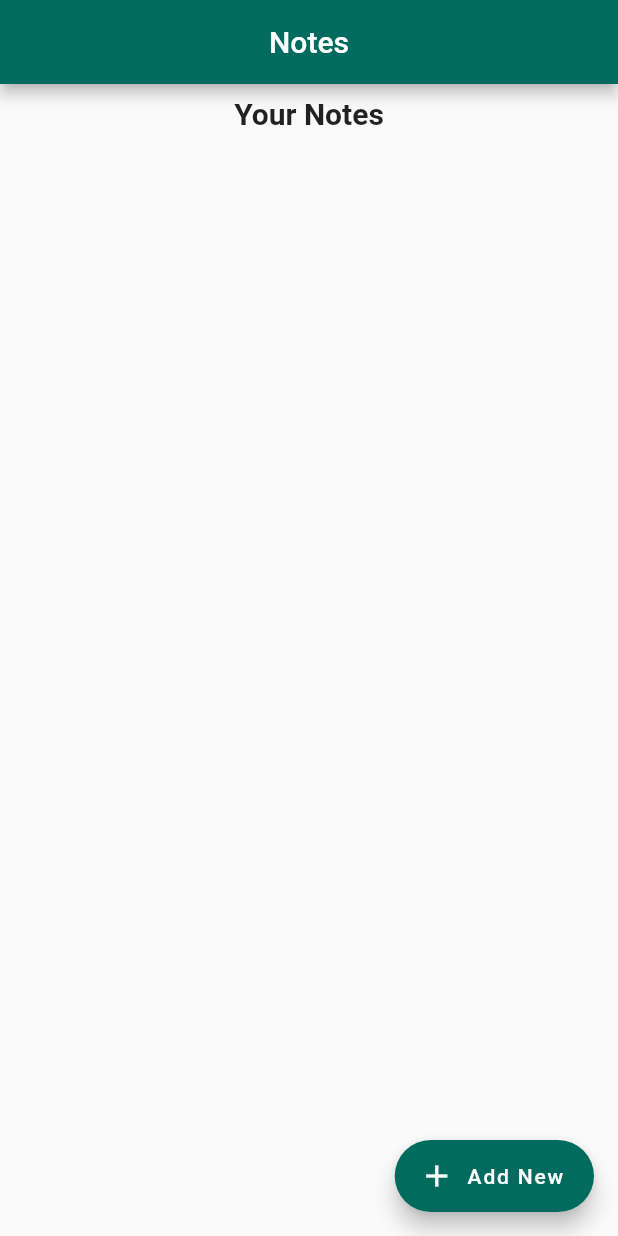
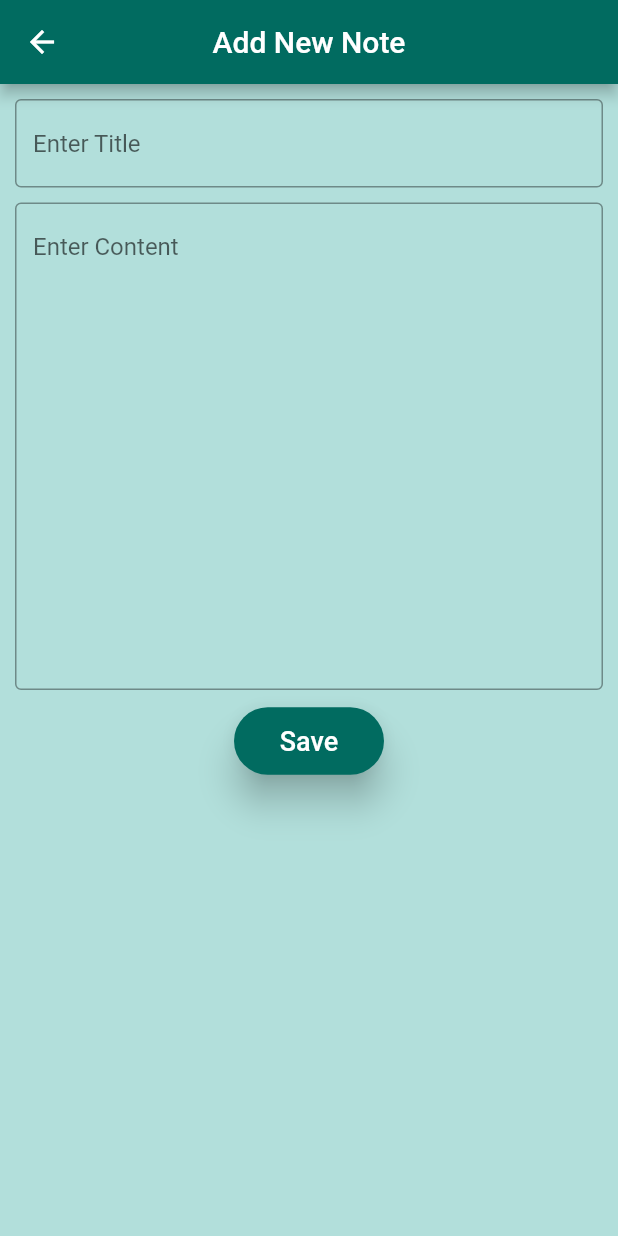
Before and after one commit to rashmirekha99/note_app, a Flutter app: the screen it shows after launch, after a tap on "Add New", on a phone screen of 412 x 824 dp. Run offline on Flutter 3.47's test engine with Material 2 defaults, Android fonts, the phone set to English and light mode, and no system bars; our stand-ins replace cloud_firestore, firebase_core, google_fonts; accounts and stored records are empty.

Commit message:
Added Add_New_Note Screen

```diff
--- a/lib/screens/home_page.dart
+++ b/lib/screens/home_page.dart
@@ -1,5 +1,6 @@
 import 'package:cloud_firestore/cloud_firestore.dart';
 import 'package:flutter/material.dart';
+import 'package:note_app/screens/new_note_page.dart';
 import 'package:note_app/screens/note_read_page.dart';
 import 'package:note_app/styles/app_styles.dart';
 
@@ -66,7 +67,10 @@ class _HomePageState extends State<HomePage> {
         ],
       ),
       floatingActionButton: FloatingActionButton.extended(
-        onPressed: () {},
+        onPressed: () {
+          Navigator.push(
+              context, MaterialPageRoute(builder: (context) => AddNewNote()));
+        },
         label: Text('Add New'),
         icon: Icon(Icons.add),
         backgroundColor: AppStyles.primaryColor,
--- a/lib/screens/new_note_page.dart
+++ b/lib/screens/new_note_page.dart
@@ -0,0 +1,83 @@
+import 'dart:math';
+import 'package:cloud_firestore/cloud_firestore.dart';
+import 'package:flutter/material.dart';
+import 'package:note_app/styles/app_styles.dart';
+
+class AddNewNote extends StatefulWidget {
+  const AddNewNote({Key? key}) : super(key: key);
+
+  @override
+  State<AddNewNote> createState() => _AddNewNoteState();
+}
+
+class _AddNewNoteState extends State<AddNewNote> {
+  int color_id = Random().nextInt(AppStyles.cardColors.length);
+  String date = DateTime.now().toString();
+  TextEditingController _title = TextEditingController();
+  TextEditingController _content = TextEditingController();
+
+  @override
+  Widget build(BuildContext context) {
+    return Scaffold(
+      backgroundColor: AppStyles.cardColors[color_id],
+      appBar: AppBar(
+        title: const Text("Add New Note"),
+        centerTitle: true,
+        backgroundColor: AppStyles.primaryColor,
+      ),
+      body: SingleChildScrollView(
+        child: Padding(
+          padding: const EdgeInsets.all(10.0),
+          child: Column(children: [
+            TextField(
+              controller: _title,
+              decoration: InputDecoration(
+                hintText: "Enter Title",
+                border: OutlineInputBorder(),
+              ),
+            ),
+            SizedBox(
+              height: 10.0,
+            ),
+            TextField(
+              controller: _content,
+              decoration: InputDecoration(
+                  hintText: "Enter Content", border: OutlineInputBorder()),
+              maxLines: 15,
+              keyboardType: TextInputType.multiline,
+            ),
+            SizedBox(
+              height: 10.0,
+            ),
+            ElevatedButton(
+              onPressed: () async {
+                FirebaseFirestore.instance.collection("Notes").add({
+                  "title": _title.text,
+                  "content": _content.text,
+                  "date": date,
+                  "color_id": color_id,
+                }).then((value) {
+                  Navigator.pop(context);
+                }).catchError((error) => print(error));
+              },
+              child: const Text(
+                "Save",
+                style: TextStyle(fontSize: 18.0),
+              ),
+              style: ButtonStyle(
+                  fixedSize: MaterialStateProperty.all(const Size(100, 45)),
+                  shape: MaterialStateProperty.all<RoundedRectangleBorder>(
+                      RoundedRectangleBorder(
+                          borderRadius: BorderRadius.circular(36) //Button Shape
+                          )),
+                  backgroundColor: MaterialStateProperty.all(
+                      AppStyles.primaryColor), //Button Color
+                  elevation: MaterialStateProperty.all(10) //button shadow
+                  ),
+            ),
+          ]),
+        ),
+      ),
+    );
+  }
+}
--- a/lib/widgets/card.dart
+++ b/lib/widgets/card.dart
@@ -25,7 +25,6 @@ Widget card(Function()? onTap, QueryDocumentSnapshot doc) {
                 maxLines: 5,
                 overflow: TextOverflow.ellipsis,
               ),
-              // Text(doc["date"],style: AppStyles.date,),
             ],
           )));
 }
```
